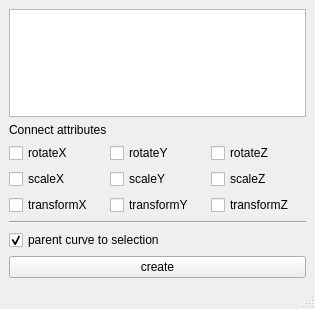
Before: the Qt Designer form scripts/jt_ctl_curve.ui in jonathantopf/jt_tools, drawn with Qt 5.
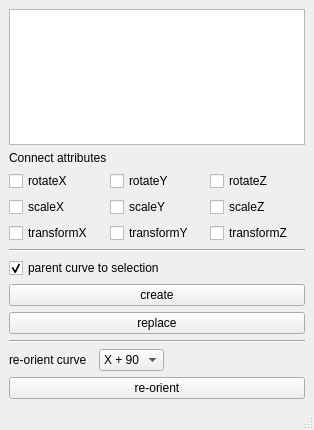
After: the same form once the commit is applied.

Commit message: jt_ctl_curve: added ui elements for curve replacement and re orientation

Patch:
```diff
--- a/scripts/jt_ctl_curve.ui
+++ b/scripts/jt_ctl_curve.ui
@@ -6,8 +6,8 @@
    <rect>
     <x>0</x>
     <y>0</y>
-    <width>315</width>
-    <height>309</height>
+    <width>314</width>
+    <height>430</height>
    </rect>
   </property>
   <property name="windowTitle">
@@ -123,7 +123,92 @@
        <string>create</string>
       </property>
       <property name="+c" stdset="0">
-       <string>'import jt_ctl_curve;jt_ctl_curve.create_from_ui()'</string>
+       <string>'import jt_ctl_curve;jt_ctl_curve.ui_create()'</string>
+      </property>
+     </widget>
+    </item>
+    <item>
+     <widget class="QPushButton" name="pushButton_2">
+      <property name="text">
+       <string>replace</string>
+      </property>
+      <property name="+c" stdset="0">
+       <string>'import jt_ctl_curve;jt_ctl_curve.ui_replace()'</string>
+      </property>
+     </widget>
+    </item>
+    <item>
+     <widget class="Line" name="line_2">
+      <property name="orientation">
+       <enum>Qt::Horizontal</enum>
+      </property>
+     </widget>
+    </item>
+    <item>
+     <layout class="QHBoxLayout" name="horizontalLayout_4">
+      <item>
+       <widget class="QLabel" name="label_2">
+        <property name="text">
+         <string>re-orient curve  </string>
+        </property>
+       </widget>
+      </item>
+      <item>
+       <widget class="QComboBox" name="jt_ctl_curve_ui_re_orient_combo">
+        <item>
+         <property name="text">
+          <string>X + 90</string>
+         </property>
+        </item>
+        <item>
+         <property name="text">
+          <string>X - 90</string>
+         </property>
+        </item>
+        <item>
+         <property name="text">
+          <string>Y + 90</string>
+         </property>
+        </item>
+        <item>
+         <property name="text">
+          <string>Y - 90</string>
+         </property>
+        </item>
+        <item>
+         <property name="text">
+          <string>Z + 90</string>
+         </property>
+        </item>
+        <item>
+         <property name="text">
+          <string>Z - 90</string>
+         </property>
+        </item>
+       </widget>
+      </item>
+      <item>
+       <spacer name="horizontalSpacer">
+        <property name="orientation">
+         <enum>Qt::Horizontal</enum>
+        </property>
+        <property name="sizeHint" stdset="0">
+         <size>
+          <width>40</width>
+          <height>20</height>
+         </size>
+        </property>
+       </spacer>
+      </item>
+     </layout>
+    </item>
+    <item>
+     <widget class="QPushButton" name="pushButton_3">
+      <property name="text">
+       <string>re-orient</string>
+      </property>
+      <property name="+c" stdset="0">
+       <string>'import jt_ctl_curve;jt_ctl_curve.ui_re_orient()'</string>
       </property>
      </widget>
     </item>
```
